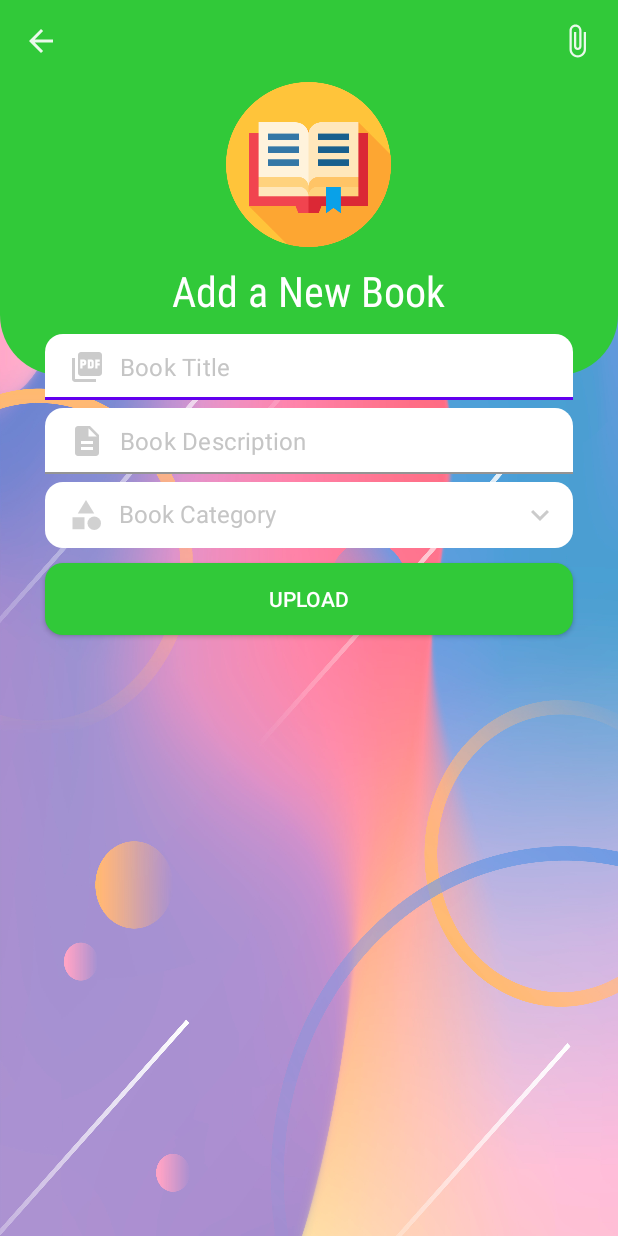
After one commit to Abhishek5520/E-Book, an Android app: the PdfAddActivity screen opened directly, with no data from a screen before it, on a phone screen of 412 x 824 dp. The commit adds this screen. Run offline under Robolectric (Android 15) with nearby library versions, the phone set to English and light mode, and no system bars; our stand-ins replace Firebase (no records; nobody signed in at launch, a user with empty details on screens opened directly).

Commit message:
Upload Book PDF

```diff
--- a/app/build.gradle
+++ b/app/build.gradle
@@ -46,6 +46,7 @@ dependencies {
     implementation 'com.google.firebase:firebase-auth-ktx:21.1.0'
     implementation 'com.google.firebase:firebase-database-ktx:20.1.0'
     implementation 'com.google.firebase:firebase-crashlytics-ktx:18.3.2'
+    implementation 'com.google.firebase:firebase-storage-ktx:20.1.0'
     testImplementation 'junit:junit:4.13.2'
     androidTestImplementation 'androidx.test.ext:junit:1.1.4'
     androidTestImplementation 'androidx.test.espresso:espresso-core:3.5.0'
--- a/app/src/main/AndroidManifest.xml
+++ b/app/src/main/AndroidManifest.xml
@@ -13,6 +13,9 @@
         android:supportsRtl="true"
         android:theme="@style/Theme.MaterialComponents.Light.NoActionBar"
         tools:targetApi="31">
+        <activity
+            android:name=".PdfAddActivity"
+            android:exported="false" />
         <activity
             android:name=".CategoryAddActivity"
             android:exported="false" />
--- a/app/src/main/java/com/example/e_book/DashBoardAdminActivity.kt
+++ b/app/src/main/java/com/example/e_book/DashBoardAdminActivity.kt
@@ -61,6 +61,11 @@ class DashBoardAdminActivity : AppCompatActivity() {
             startActivity(Intent(this, CategoryAddActivity::class.java))
             Animatoo.animateSlideLeft(this)
         }
+
+        binding.addPdfFab.setOnClickListener {
+            startActivity(Intent(this, PdfAddActivity::class.java))
+            Animatoo.animateSlideLeft(this)
+        }
     }
 
     private fun loadCategories() {
--- /dev/null
+++ b/app/src/main/java/com/example/e_book/PdfAddActivity.kt
@@ -0,0 +1,229 @@
+package com.example.e_book
+
+import android.app.AlertDialog
+import android.app.ProgressDialog
+import android.content.Intent
+import android.net.Uri
+import androidx.appcompat.app.AppCompatActivity
+import android.os.Bundle
+import android.util.Log
+import android.widget.Toast
+import androidx.activity.result.ActivityResult
+import androidx.activity.result.ActivityResultCallback
+import androidx.activity.result.contract.ActivityResultContracts
+import com.example.e_book.databinding.ActivityPdfAddBinding
+import com.google.android.gms.tasks.Task
+import com.google.firebase.auth.FirebaseAuth
+import com.google.firebase.database.DataSnapshot
+import com.google.firebase.database.DatabaseError
+import com.google.firebase.database.FirebaseDatabase
+import com.google.firebase.database.ValueEventListener
+import com.google.firebase.storage.FirebaseStorage
+
+class PdfAddActivity : AppCompatActivity() {
+
+    private lateinit var binding: ActivityPdfAddBinding
+
+    private lateinit var firebaseAuth: FirebaseAuth
+
+    private lateinit var progressDialog: ProgressDialog
+
+    private lateinit var categoryArrayList: ArrayList<ModelCategory>
+
+    private var pdfUri: Uri? = null
+
+    private val TAG = "PDF_ADD_TAG"
+
+    override fun onCreate(savedInstanceState: Bundle?) {
+        super.onCreate(savedInstanceState)
+        setContentView(R.layout.activity_pdf_add)
+
+        binding = ActivityPdfAddBinding.inflate(layoutInflater)
+        setContentView(binding.root)
+
+        firebaseAuth = FirebaseAuth.getInstance()
+        loadPdfCategories()
+
+        progressDialog = ProgressDialog(this)
+        progressDialog.setTitle("Please Wait...")
+        progressDialog.setCanceledOnTouchOutside(false)
+
+        binding.categoryTv.setOnClickListener {
+            categoryPickDialog()
+        }
+
+        binding.backBtn.setOnClickListener {
+            onBackPressed()
+        }
+
+        binding.attachPdfBtn.setOnClickListener {
+            pdfPickIntent()
+        }
+
+        binding.submitBtn.setOnClickListener {
+            validateData()
+        }
+
+    }
+
+    private var title = ""
+    private var description = ""
+    private var category = ""
+
+    private fun validateData() {
+        Log.d(TAG,"validateData: validating data")
+
+        title = binding.titleEt.text.toString().trim()
+        description = binding.descriptionEt.text.toString().trim()
+        category = binding.categoryTv.text.toString().trim()
+
+        if (title.isEmpty()){
+            Toast.makeText(this, "Enter Title...", Toast.LENGTH_SHORT).show()
+        }
+        else if (description.isEmpty()){
+            Toast.makeText(this, "Enter Description...", Toast.LENGTH_SHORT).show()
+        }
+        else if (category.isEmpty()){
+            Toast.makeText(this, "Pick Category...", Toast.LENGTH_SHORT).show()
+        }
+        else if (pdfUri == null){
+            Toast.makeText(this, "Pick PDF...", Toast.LENGTH_SHORT).show()
+        }
+        else{
+            uploadPdfToStorage()
+        }
+    }
+
+    private fun uploadPdfToStorage() {
+        Log.d(TAG,"uploadPdfToStorage: uploading to storage...")
+
+        progressDialog.setMessage("Uploading PDF...")
+        progressDialog.show()
+
+        val timestamp = System.currentTimeMillis()
+
+        val filePathName = "Books/$timestamp"
+
+        val storageRefrence = FirebaseStorage.getInstance().getReference(filePathName)
+        storageRefrence.putFile(pdfUri!!)
+            .addOnSuccessListener {taskSnapshot ->
+                Log.d(TAG,"uploadPdfToStorage: PDF upload now getting url...}")
+
+                val uriTask: Task<Uri> = taskSnapshot.storage.downloadUrl
+                while (!uriTask.isSuccessful);
+                val uploadPdfUrl = "${uriTask.result}"
+
+                uploadPdfInfoToDb(uploadPdfUrl, timestamp)
+            }
+            .addOnFailureListener { e ->
+                Log.d(TAG,"uploadPdfToStorage: failed to upload due to ${e.message}")
+                progressDialog.dismiss()
+                Toast.makeText(this, "Failed to upload due to ${e.message}", Toast.LENGTH_SHORT).show()
+            }
+    }
+
+    private fun uploadPdfInfoToDb(uploadPdfUrl: String, timestamp: Long) {
+        Log.d(TAG, "uploadPdfInfoToDb: uploading to db")
+        progressDialog.setMessage("Uploading pdf info...")
+
+        val uid = firebaseAuth.uid
+
+        val hashMap: HashMap<String, Any> = HashMap()
+        hashMap["uid"] = "$uid"
+        hashMap["id"] = "$timestamp"
+        hashMap["title"] = "$title"
+        hashMap["description"] = "$description"
+        hashMap["categoryId"] = "$selectedCategoryId"
+        hashMap["url"] = "$uploadPdfUrl"
+        hashMap["timestamp"] = timestamp
+        hashMap["viewCount"] = 0
+        hashMap["downloadsCount"] = 0
+
+        val ref = FirebaseDatabase.getInstance().getReference("Books")
+        ref.child("$timestamp")
+            .setValue(hashMap)
+            .addOnSuccessListener {
+                Log.d(TAG,"uploadPdfInfoToDb: uploaded to db")
+                progressDialog.dismiss()
+                Toast.makeText(this, "Uploaded...", Toast.LENGTH_SHORT).show()
+                pdfUri = null
+            }
+            .addOnFailureListener { e ->
+                Log.d(TAG,"uploadPdfInfoToDb: failed to upload due to ${e.message}")
+                progressDialog.dismiss()
+                Toast.makeText(this, "Failed to upload due to ${e.message}", Toast.LENGTH_SHORT).show()
+            }
+    }
+
+    private fun loadPdfCategories() {
+        Log.d(TAG, "loadPdfCategories: Loading Pdf Categories")
+
+        categoryArrayList = ArrayList()
+
+        val ref = FirebaseDatabase.getInstance().getReference("Categories")
+        ref.addListenerForSingleValueEvent(object : ValueEventListener {
+            override fun onDataChange(snapshot: DataSnapshot) {
+                categoryArrayList.clear()
+                for (ds in snapshot.children){
+                    val model = ds.getValue(ModelCategory::class.java)
+
+                    categoryArrayList.add(model!!)
+                    Log.d(TAG, "onDataChange: ${model.category}")
+                }
+            }
+
+            override fun onCancelled(error: DatabaseError) {
+                TODO("Not yet implemented")
+            }
+        })
+    }
+
+    private var selectedCategoryId = ""
+    private var selectedCategoryTitle = ""
+
+    private fun categoryPickDialog(){
+        Log.d(TAG, "categoryPickDialog: Showing pdf category pick dialog")
+
+        val categoriesArray = arrayOfNulls<String>(categoryArrayList.size)
+        for (i in categoryArrayList.indices){
+            categoriesArray[i] = categoryArrayList[i].category
+        }
+
+        val builder = AlertDialog.Builder(this)
+        builder.setTitle("Pick Category")
+            .setItems(categoriesArray){dialog, which ->
+
+                selectedCategoryTitle = categoryArrayList[which].category
+                selectedCategoryId = categoryArrayList[which].id
+
+                binding.categoryTv.text = selectedCategoryTitle
+
+                Log.d(TAG, "categoryPickDialog: Selected Category ID: ${selectedCategoryId}")
+                Log.d(TAG, "categoryPickDialog: Selected Category Title: ${selectedCategoryTitle}")
+            }
+            .show()
+    }
+
+    private fun pdfPickIntent(){
+        Log.d(TAG, "pdfPickIntent: starting pdf pick intent")
+
+        val intent = Intent()
+        intent.type = "application/pdf"
+        intent.action = Intent.ACTION_GET_CONTENT
+        pdfActivityResultLauncher.launch(intent)
+    }
+
+    val pdfActivityResultLauncher = registerForActivityResult(
+        ActivityResultContracts.StartActivityForResult(),
+        ActivityResultCallback<ActivityResult>{ result ->
+            if (result.resultCode == RESULT_OK){
+                Log.d(TAG,"PDF Picked ")
+                pdfUri = result.data!!.data
+            }
+            else{
+                Log.d(TAG,"PDF Pick Cancelled")
+                Toast.makeText(this, "Cancelled", Toast.LENGTH_SHORT).show()
+            }
+        }
+    )
+}
--- /dev/null
+++ b/app/src/main/res/drawable/edt_sh1.xml
@@ -0,0 +1,8 @@
+<?xml version="1.0" encoding="utf-8"?>
+<shape xmlns:android="http://schemas.android.com/apk/res/android"
+    android:shape="rectangle">
+
+    <solid android:color="@color/white"/>
+    <corners android:radius="12dp"/>
+
+</shape>
--- /dev/null
+++ b/app/src/main/res/drawable/ic_attach_white.xml
@@ -0,0 +1,5 @@
+<vector android:alpha="0.9" android:height="24dp" android:tint="#FFFFFF"
+    android:viewportHeight="24" android:viewportWidth="24"
+    android:width="24dp" xmlns:android="http://schemas.android.com/apk/res/android">
+    <path android:fillColor="@android:color/white" android:pathData="M16.5,6v11.5c0,2.21 -1.79,4 -4,4s-4,-1.79 -4,-4V5c0,-1.38 1.12,-2.5 2.5,-2.5s2.5,1.12 2.5,2.5v10.5c0,0.55 -0.45,1 -1,1s-1,-0.45 -1,-1V6H10v9.5c0,1.38 1.12,2.5 2.5,2.5s2.5,-1.12 2.5,-2.5V5c0,-2.21 -1.79,-4 -4,-4S7,2.79 7,5v12.5c0,3.04 2.46,5.5 5.5,5.5s5.5,-2.46 5.5,-5.5V6h-1.5z"/>
+</vector>
--- /dev/null
+++ b/app/src/main/res/drawable/ic_description_gray.xml
@@ -0,0 +1,5 @@
+<vector android:alpha="0.9" android:height="24dp" android:tint="#C5C5C5"
+    android:viewportHeight="24" android:viewportWidth="24"
+    android:width="24dp" xmlns:android="http://schemas.android.com/apk/res/android">
+    <path android:fillColor="@android:color/white" android:pathData="M14,2L6,2c-1.1,0 -1.99,0.9 -1.99,2L4,20c0,1.1 0.89,2 1.99,2L18,22c1.1,0 2,-0.9 2,-2L20,8l-6,-6zM16,18L8,18v-2h8v2zM16,14L8,14v-2h8v2zM13,9L13,3.5L18.5,9L13,9z"/>
+</vector>
--- /dev/null
+++ b/app/src/main/res/drawable/ic_down_gray.xml
@@ -0,0 +1,5 @@
+<vector android:alpha="0.9" android:height="24dp" android:tint="#C5C5C5"
+    android:viewportHeight="24" android:viewportWidth="24"
+    android:width="24dp" xmlns:android="http://schemas.android.com/apk/res/android">
+    <path android:fillColor="@android:color/white" android:pathData="M7.41,8.59L12,13.17l4.59,-4.58L18,10l-6,6 -6,-6 1.41,-1.41z"/>
+</vector>
--- /dev/null
+++ b/app/src/main/res/drawable/ic_pdf_gray.xml
@@ -0,0 +1,5 @@
+<vector android:alpha="0.9" android:height="24dp" android:tint="#C5C5C5"
+    android:viewportHeight="24" android:viewportWidth="24"
+    android:width="24dp" xmlns:android="http://schemas.android.com/apk/res/android">
+    <path android:fillColor="@android:color/white" android:pathData="M20,2L8,2c-1.1,0 -2,0.9 -2,2v12c0,1.1 0.9,2 2,2h12c1.1,0 2,-0.9 2,-2L22,4c0,-1.1 -0.9,-2 -2,-2zM11.5,9.5c0,0.83 -0.67,1.5 -1.5,1.5L9,11v2L7.5,13L7.5,7L10,7c0.83,0 1.5,0.67 1.5,1.5v1zM16.5,11.5c0,0.83 -0.67,1.5 -1.5,1.5h-2.5L12.5,7L15,7c0.83,0 1.5,0.67 1.5,1.5v3zM20.5,8.5L19,8.5v1h1.5L20.5,11L19,11v2h-1.5L17.5,7h3v1.5zM9,9.5h1v-1L9,8.5v1zM4,6L2,6v14c0,1.1 0.9,2 2,2h14v-2L4,20L4,6zM14,11.5h1v-3h-1v3z"/>
+</vector>
--- a/app/src/main/res/layout/activity_dash_board_admin.xml
+++ b/app/src/main/res/layout/activity_dash_board_admin.xml
@@ -4,7 +4,7 @@
     xmlns:tools="http://schemas.android.com/tools"
     android:layout_width="match_parent"
     android:layout_height="match_parent"
-    android:background="@drawable/bc3"
+    android:background="@drawable/bc7"
     tools:context=".DashBoardAdminActivity">
 
     <RelativeLayout
--- a/app/src/main/res/layout/activity_dash_board_user.xml
+++ b/app/src/main/res/layout/activity_dash_board_user.xml
@@ -4,7 +4,7 @@
     xmlns:tools="http://schemas.android.com/tools"
     android:layout_width="match_parent"
     android:layout_height="match_parent"
-    android:background="@drawable/bc3"
+    android:background="@drawable/bc7"
     tools:context=".DashBoardUserActivity">
 
     <RelativeLayout
--- a/app/src/main/res/layout/activity_login.xml
+++ b/app/src/main/res/layout/activity_login.xml
@@ -20,7 +20,7 @@
             android:layout_height="150dp"
             android:layout_centerHorizontal="true"
             android:layout_marginTop="40dp"
-            android:src="@drawable/icon" />
+            android:src="@drawable/icon3" />
 
         <TextView
             android:layout_width="wrap_content"
--- /dev/null
+++ b/app/src/main/res/layout/activity_pdf_add.xml
@@ -0,0 +1,154 @@
+<?xml version="1.0" encoding="utf-8"?>
+<RelativeLayout xmlns:android="http://schemas.android.com/apk/res/android"
+    xmlns:app="http://schemas.android.com/apk/res-auto"
+    xmlns:tools="http://schemas.android.com/tools"
+    android:layout_width="match_parent"
+    android:layout_height="match_parent"
+    android:background="@drawable/bc5"
+    tools:context=".PdfAddActivity">
+
+    <RelativeLayout
+        android:id="@+id/toolbarRl"
+        android:layout_width="match_parent"
+        android:layout_height="250dp"
+        android:background="@drawable/edt_sh2"
+        />
+
+    <ImageButton
+        android:id="@+id/backBtn"
+        android:layout_width="wrap_content"
+        android:layout_height="wrap_content"
+        android:src="@drawable/ic_back_white"
+        android:layout_margin="10dp"
+        android:padding="5dp"
+        android:background="@android:color/transparent"/>
+
+    <ImageView
+        android:id="@+id/iconIv"
+        android:layout_width="110dp"
+        android:src="@drawable/icon3"
+        android:layout_centerHorizontal="true"
+        android:layout_height="110dp"
+        android:layout_below="@id/backBtn"/>
+
+    <TextView
+        android:id="@+id/titleTv"
+        android:layout_width="wrap_content"
+        android:layout_height="wrap_content"
+        android:layout_below="@id/iconIv"
+        android:layout_centerHorizontal="true"
+        android:layout_marginTop="10dp"
+        android:text="Add a New Book"
+        android:fontFamily="sans-serif-condensed"
+        android:textColor="@color/white"
+        android:textSize="28sp" />
+
+    <ImageButton
+        android:id="@+id/attachPdfBtn"
+        android:layout_width="wrap_content"
+        android:layout_height="wrap_content"
+        android:layout_alignParentEnd="true"
+        android:layout_marginStart="10dp"
+        android:layout_marginTop="10dp"
+        android:layout_marginEnd="10dp"
+        android:layout_marginBottom="10dp"
+        android:background="@android:color/transparent"
+        android:padding="5dp"
+        android:src="@drawable/ic_attach_white" />
+
+    <RelativeLayout
+        android:id="@+id/midTv"
+        android:layout_width="match_parent"
+        android:layout_height="wrap_content"
+        android:layout_marginTop="10dp"
+        android:layout_marginStart="30dp"
+        android:layout_marginEnd="30dp"
+        android:layout_below="@id/titleTv"
+        >
+
+        <com.google.android.material.textfield.TextInputLayout
+            android:id="@+id/titleTil"
+            android:layout_width="match_parent"
+            android:layout_height="wrap_content"
+            app:hintEnabled="false">
+
+            <EditText
+                android:id="@+id/titleEt"
+                android:layout_width="match_parent"
+                android:layout_height="wrap_content"
+                android:background="@drawable/edt_sh"
+                android:drawableStart="@drawable/ic_pdf_gray"
+                android:drawablePadding="10dp"
+                android:hint="Book Title"
+                android:inputType="textPersonName|textCapWords"
+                android:padding="10dp"
+                android:textSize="16sp"
+                android:textColor="@color/black"
+                android:textColorHint="@color/gray1"/>
+
+
+
+        </com.google.android.material.textfield.TextInputLayout>
+
+        <com.google.android.material.textfield.TextInputLayout
+            android:id="@+id/descriptionTil"
+            android:layout_marginTop="5dp"
+            android:layout_below="@id/titleTil"
+            android:layout_width="match_parent"
+            android:layout_height="wrap_content"
+            app:hintEnabled="false">
+
+            <EditText
+                android:id="@+id/descriptionEt"
+                android:layout_width="match_parent"
+                android:layout_height="wrap_content"
+                android:background="@drawable/edt_sh"
+                android:drawableStart="@drawable/ic_description_gray"
+                android:drawablePadding="10dp"
+                android:hint="Book Description"
+                android:inputType="textPersonName|textCapWords"
+                android:padding="10dp"
+                android:textColor="@color/black"
+                android:textColorHint="@color/gray1"/>
+
+
+
+        </com.google.android.material.textfield.TextInputLayout>
+
+
+        <TextView
+            android:id="@+id/categoryTv"
+            android:layout_width="match_parent"
+            android:layout_height="wrap_content"
+            android:layout_below="@id/descriptionTil"
+            android:layout_marginTop="5dp"
+            android:background="@drawable/edt_sh1"
+            android:drawableStart="@drawable/ic_category_gray"
+            android:drawableEnd="@drawable/ic_down_gray"
+            android:drawablePadding="10dp"
+            android:hint="Book Category"
+            android:paddingTop="10dp"
+            android:paddingBottom="10dp"
+            android:paddingLeft="15dp"
+            android:paddingRight="10dp"
+            android:textColorHint="@color/gray1"
+            android:textColor="@color/black"
+            android:textSize="16sp"
+            android:layout_centerVertical="true"/>
+    </RelativeLayout>
+
+    <androidx.appcompat.widget.AppCompatButton
+        android:id="@+id/submitBtn"
+        android:layout_width="match_parent"
+        android:layout_height="wrap_content"
+        android:layout_below="@id/midTv"
+        android:layout_marginEnd="30dp"
+        android:layout_marginStart="30dp"
+        android:layout_marginTop="10dp"
+        android:text="Upload"
+        android:background="@drawable/btn_sh"
+        android:textColor="@color/white"/>
+
+
+
+</RelativeLayout>
--- a/app/src/main/res/layout/activity_register.xml
+++ b/app/src/main/res/layout/activity_register.xml
@@ -29,7 +29,7 @@
             android:layout_height="150dp"
             android:layout_centerHorizontal="true"
             android:layout_marginTop="40dp"
-            android:src="@drawable/icon" />
+            android:src="@drawable/icon3" />
 
         <TextView
             android:layout_width="wrap_content"
@@ -72,8 +72,7 @@
                     android:inputType="textPersonName|textCapWords"
                     android:padding="10dp"
                     android:textColor="@color/black"
-                    android:textColorHint="@color/gray1"/>
-
+                    android:textColorHint="@color/gray1" />
 
 
             </com.google.android.material.textfield.TextInputLayout>
```
Also changed, not shown: app/src/main/res/layout/activity_category_add.xml (+3 -4 lines), app/src/main/res/drawable-v24/bc5.jpg (added), app/src/main/res/drawable-v24/bc6.jpg (added), app/src/main/res/drawable-v24/bc7.jpg (added).
